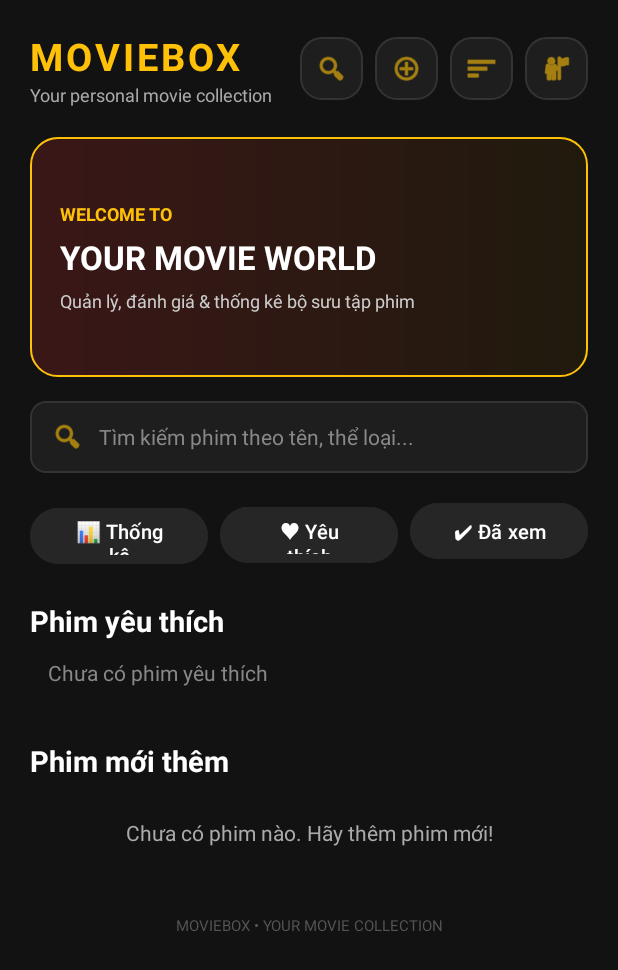
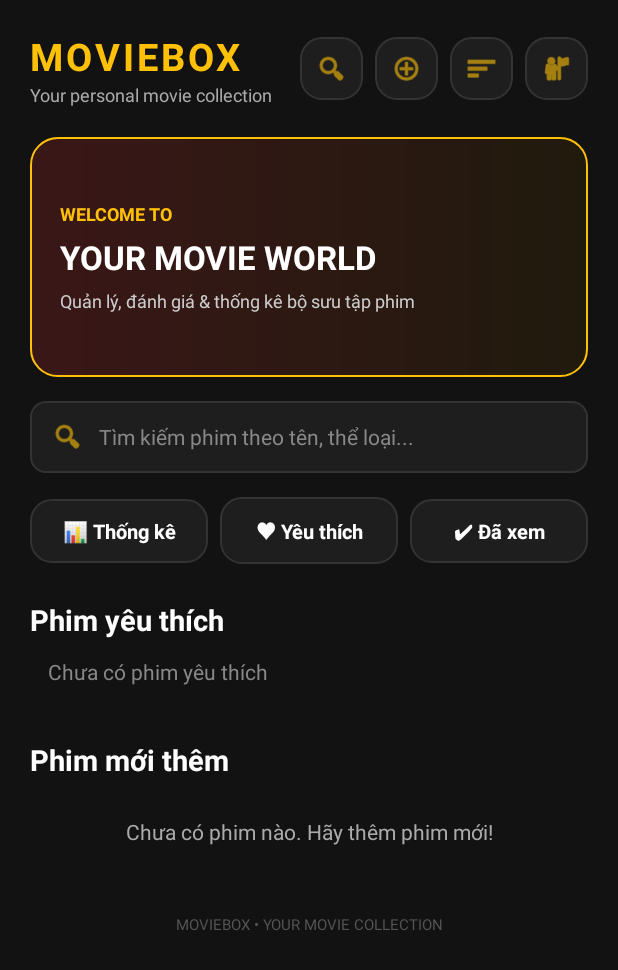
Before and after one commit to Taydiptria/quan-li-phim, an Android app: the screen it shows after launch (MainActivity), on a phone screen of 412 x 824 dp. Shown: the top 970 px of the screen. Run offline under Robolectric (Android 15) with nearby library versions, the phone set to English and light mode, and no system bars; our stand-ins replace Room's generated code.

Commit message:
Fix TheLoai&ui

```diff
--- a/app/src/main/java/com/example/quanliphim/MainActivity.java
+++ b/app/src/main/java/com/example/quanliphim/MainActivity.java
@@ -3,7 +3,6 @@ package com.example.quanliphim;
 import android.content.Intent;
 import android.os.Bundle;
 import android.view.View;
-import android.widget.Button;
 import android.widget.ImageView;
 import android.widget.TextView;
 
@@ -26,7 +25,7 @@ public class MainActivity extends AppCompatActivity {
     TextView tvEmpty, tvFavoriteEmpty;
     ImageView btnAddMovie, btnStatistics, btnProfile, btnSearch;
     View btnOpenSearch;
-    Button btnQuickStats, btnQuickFavorites, btnQuickWatched;
+    TextView btnQuickStats, btnQuickFavorites, btnQuickWatched;
 
     MovieAdapter movieAdapter;
     FavouriteMovieAdapter favoriteAdapter;
--- a/app/src/main/res/layout/activity_main.xml
+++ b/app/src/main/res/layout/activity_main.xml
@@ -158,45 +158,66 @@
                 android:textSize="14sp"/>
         </LinearLayout>
 
-        <!-- QUICK NAVIGATION ROW (3 BUTTONS: STATS, FAVORITES, WATCHED) -->
+        <!-- QUICK NAVIGATION ROW (3 SLEEK SINGLE-LINE CARD BUTTONS) -->
         <LinearLayout
             android:layout_width="match_parent"
             android:layout_height="wrap_content"
             android:orientation="horizontal"
             android:layout_marginTop="16dp">
 
-            <Button
+            <TextView
                 android:id="@+id/btnQuickStats"
                 android:layout_width="0dp"
-                android:layout_height="45dp"
+                android:layout_height="wrap_content"
                 android:layout_weight="1"
                 android:text="📊 Thống kê"
                 android:textColor="#FFFFFF"
                 android:textSize="13sp"
-                android:backgroundTint="#262626"
-                android:layout_marginEnd="4dp"/>
+                android:textStyle="bold"
+                android:gravity="center"
+                android:maxLines="1"
+                android:singleLine="true"
+                android:background="@drawable/bg_movie_item"
+                android:paddingVertical="12dp"
+                android:layout_marginEnd="4dp"
+                android:clickable="true"
+                android:focusable="true"/>
 
-            <Button
+            <TextView
                 android:id="@+id/btnQuickFavorites"
                 android:layout_width="0dp"
-                android:layout_height="45dp"
+                android:layout_height="wrap_content"
                 android:layout_weight="1"
                 android:text="♥ Yêu thích"
                 android:textColor="#FFFFFF"
                 android:textSize="13sp"
-                android:backgroundTint="#262626"
-                android:layout_marginHorizontal="4dp"/>
+                android:textStyle="bold"
+                android:gravity="center"
+                android:maxLines="1"
+                android:singleLine="true"
+                android:background="@drawable/bg_movie_item"
+                android:paddingVertical="12dp"
+                android:layout_marginHorizontal="4dp"
+                android:clickable="true"
+                android:focusable="true"/>
 
-            <Button
+            <TextView
                 android:id="@+id/btnQuickWatched"
                 android:layout_width="0dp"
-                android:layout_height="45dp"
+                android:layout_height="wrap_content"
                 android:layout_weight="1"
                 android:text="✔ Đã xem"
                 android:textColor="#FFFFFF"
                 android:textSize="13sp"
-                android:backgroundTint="#262626"
-                android:layout_marginStart="4dp"/>
+                android:textStyle="bold"
+                android:gravity="center"
+                android:maxLines="1"
+                android:singleLine="true"
+                android:background="@drawable/bg_movie_item"
+                android:paddingVertical="12dp"
+                android:layout_marginStart="4dp"
+                android:clickable="true"
+                android:focusable="true"/>
         </LinearLayout>
 
         <!-- PHIM YEU THICH -->
```
Also changed, not shown: app/src/main/java/com/example/quanliphim/AddMovieActivity.java (+39 -6 lines), app/src/main/java/com/example/quanliphim/ProfileActivity.java (+33 -4 lines), app/src/main/java/com/example/quanliphim/adapter/FavouriteMovieAdapter.java (+9 -6 lines), app/src/main/java/com/example/quanliphim/adapter/MovieAdapter.java (+10 -7 lines), app/src/main/res/layout/activity_add_movie.xml (+20 -12 lines), app/src/main/res/layout/activity_profile.xml (+3 -7 lines).
